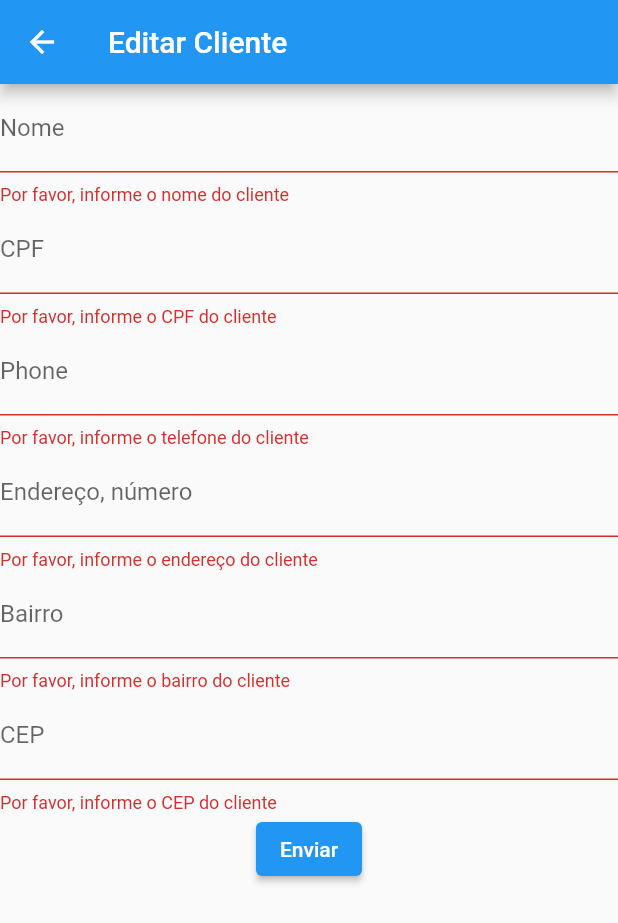
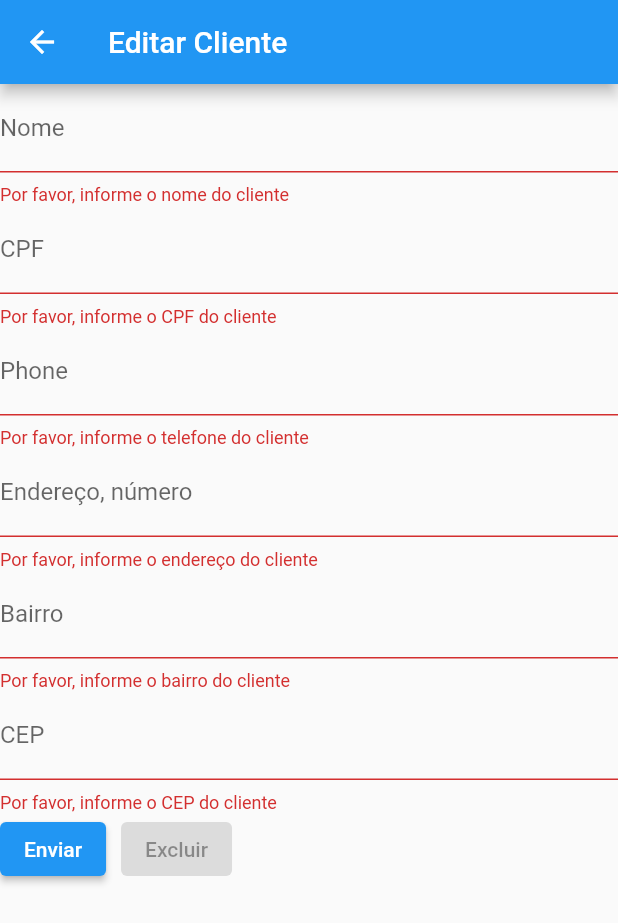
Before and after one commit to KevennyJS/flutter_sqflite_windows, a Flutter app: the EditClientPage screen opened by its route, after a tap on "Enviar", on a phone screen of 412 x 824 dp. Shown: the top 923 px of the screen. Run offline on Flutter 3.47's test engine with Material 2 defaults, Android fonts, the phone set to English and light mode, and no system bars; our stand-ins replace sqflite, sqflite_common_ffi; accounts and stored records are empty.

Commit message:
feat: Create, Read, Update and Delete of Client

```diff
--- a/lib/src/features/client/edit_client/edit_client_page.dart
+++ b/lib/src/features/client/edit_client/edit_client_page.dart
@@ -1,10 +1,10 @@
 import 'package:flutter/material.dart';
 import 'package:flutter/services.dart';
+import 'package:flutter_sqflite_windows/src/share/dao/client_dao.dart';
 import 'package:flutter_sqflite_windows/src/share/models/client_model.dart';
 
 class EditClientPage extends StatefulWidget {
-  final ClientModel? client;
-  const EditClientPage({super.key, this.client});
+  const EditClientPage({super.key});
 
   @override
   State<EditClientPage> createState() => _EditClientPageState();
@@ -19,19 +19,85 @@ class _EditClientPageState extends State<EditClientPage> {
   final TextEditingController _districtController = TextEditingController();
   final TextEditingController _cepController = TextEditingController();
 
+  ClientModel client = ClientModel.empty();
+  final ClientDao _clientDao = ClientDao();
+
+  void save() {
+    client.name = _nameController.text;
+    client.cpf = _cpfController.text;
+    client.phone = _phoneController.text;
+    client.address = _addressController.text;
+    client.district = _districtController.text;
+    client.cep = _cepController.text;
+
+    if (client.id == null) {
+      insertClient();
+      return;
+    }
+    updateClient();
+  }
+
+  void insertClient() async {
+    try {
+      ClientModel insertedClient = await _clientDao.insert(client);
+      client.id = insertedClient.id;
+      mostrarMensagem('Cliente inserido com sucesso');
+      setState(() {});
+    } catch (error) {
+      print(error);
+      mostrarMensagem('Erro ao inserir cliente');
+    }
+  }
+
+  void updateClient() async {
+    try {
+      if (await _clientDao.update(client)) {
+        mostrarMensagem("Cliente atualizado com sucesso");
+        return;
+      }
+      mostrarMensagem('Nenhum dado foi alterado');
+    } catch (error) {
+      mostrarMensagem('Erro ao atualizar cliente');
+    }
+  }
+
+  void deleteClient() async {
+    try {
+      if (client.id == null) {
+        mostrarMensagem('Impossivel deletar cliente não cadastrado');
+        return;
+      }
+      if (await _clientDao.delete(client)) {
+        mostrarMensagem("Cliente excluído com sucesso");
+        Navigator.pop(context);
+        return;
+      }
+      mostrarMensagem('Nenhum cliente foi deletado');
+    } catch (error) {
+      mostrarMensagem('Erro ao excluir cliente');
+    }
+  }
+
+  void mostrarMensagem(String mensagem) {
+    ScaffoldMessenger.of(context).showSnackBar(SnackBar(content: Text(mensagem)));
+  }
 
   @override
   void didChangeDependencies() {
+    ClientModel? clientParameter = ModalRoute
+        .of(context)!
+        .settings
+        .arguments as ClientModel?;
+    if (clientParameter != null) {
+      _nameController.text = clientParameter.name;
+      _cpfController.text = clientParameter.cpf;
+      _phoneController.text = clientParameter.phone;
+      _addressController.text = clientParameter.address;
+      _districtController.text = clientParameter.district;
+      _cepController.text = clientParameter.cep;
+      client = clientParameter;
+    }
     super.didChangeDependencies();
-    ClientModel? client = ModalRoute.of(context)!.settings.arguments as ClientModel?;
-    if (client != null) {
-      _nameController.text = client.name;
-      _cpfController.text = client.cpf;
-      _phoneController.text = client.phone;
-      _addressController.text = client.address;
-      _districtController.text = client.district;
-      _cepController.text = client.cep;
-    }
   }
 
   @override
@@ -120,13 +186,25 @@ class _EditClientPageState extends State<EditClientPage> {
                   return null;
                 },
               ),
+              Row(
+                children: [
                   ElevatedButton(
                     onPressed: () {
                       if (_formKey.currentState!.validate()) {
-                    ScaffoldMessenger.of(context).showSnackBar(const SnackBar(content: Text('Validado com sucesso')));
+                        save();
                       }
                     },
                     child: const Text('Enviar'),
+                  ),
+                  const SizedBox(width: 10),
+                  ElevatedButton(
+                    style: ElevatedButton.styleFrom(
+                      backgroundColor: client.id != null ? Colors.red : Colors.grey,
+                    ),
+                    onPressed: client.id != null ? () => deleteClient() : null,
+                    child: const Text('Excluir'),
+                  ),
+                ],
               ),
             ],
           ),
--- a/lib/src/share/dao/sql.dart
+++ b/lib/src/share/dao/sql.dart
@@ -7,7 +7,7 @@ class ConnectionSQL{
     `TELEFONE` TEXT NOT NULL,
     `ENDERECO` TEXT NOT NULL,
     `BAIRRO` TEXT NOT NULL,
-    `CEP` TEXT NOT NULL,
+    `CEP` TEXT NOT NULL
   );
 
   CREATE TABLE `TB_PRODUTO`(
@@ -15,7 +15,7 @@ class ConnectionSQL{
     `NOME` TEXT NOT NULL,
     `PRECO` REAL NOT NULL,
     `QUANTIDADE` INTEGER NOT NULL,
-    `DESCRICAO` TEXT NOT NULL,
+    `DESCRICAO` TEXT NOT NULL
   );
 
  CREATE TABLE `TB_FORNECEDOR`(
@@ -25,7 +25,7 @@ class ConnectionSQL{
     `TELEFONE` TEXT NOT NULL,
     `ENDERECO` TEXT NOT NULL,
     `BAIRRO` TEXT NOT NULL,
-    `CEP` TEXT NOT NULL,
+    `CEP` TEXT NOT NULL
   );
   ''';
 
--- a/lib/src/share/models/client_model.dart
+++ b/lib/src/share/models/client_model.dart
@@ -17,20 +17,19 @@ class ClientModel {
     required this.cep,
   });
 
-  factory ClientModel.fromSQLite(Map map)=> ClientModel(
-    id: map['id'],
-    name: map['nome'],
-    cpf: map['cpf'],
-    phone: map['telefone'],
-    address: map['endereco'],
-    district: map['bairro'],
-    cep: map['cep'],
+  factory ClientModel.fromSQLite(Map map) => ClientModel(
+    id: map['ID'],
+    name: map['NOME'],
+    cpf: map['CPF'],
+    phone: map['TELEFONE'],
+    address: map['ENDERECO'],
+    district: map['BAIRRO'],
+    cep: map['CEP'],
   );
 
   static List<ClientModel> fromSQLiteList(List list) => list.map((e) => ClientModel.fromSQLite(e)).toList();
 
-  List toSQLiteList()=> [
-    id,
+  List toSQLiteInsert()=> [
     name,
     cpf,
     phone,
@@ -38,4 +37,24 @@ class ClientModel {
     district,
     cep,
   ];
+
+  List toSQLiteListUpdate()=> [
+    name,
+    cpf,
+    phone,
+    address,
+    district,
+    cep,
+    id,
+  ];
+
+  factory ClientModel.empty()=> ClientModel(
+    id: null,
+    name: '',
+    cpf: '',
+    phone: '',
+    address: '',
+    district: '',
+    cep: '',
+  );
 }
```
Also changed, not shown: lib/src/features/client/client_list/client_list_page.dart (+27 -7 lines), lib/src/share/dao/client_dao.dart (+5 -5 lines), lib/src/share/models/product_model.dart (+5 -5 lines), lib/src/share/models/provider_model.dart (+7 -7 lines), lib/src/share/services/connection_sqlite_service.dart (+8 -11 lines). Lines whose indentation alone changed are shown as unchanged.
